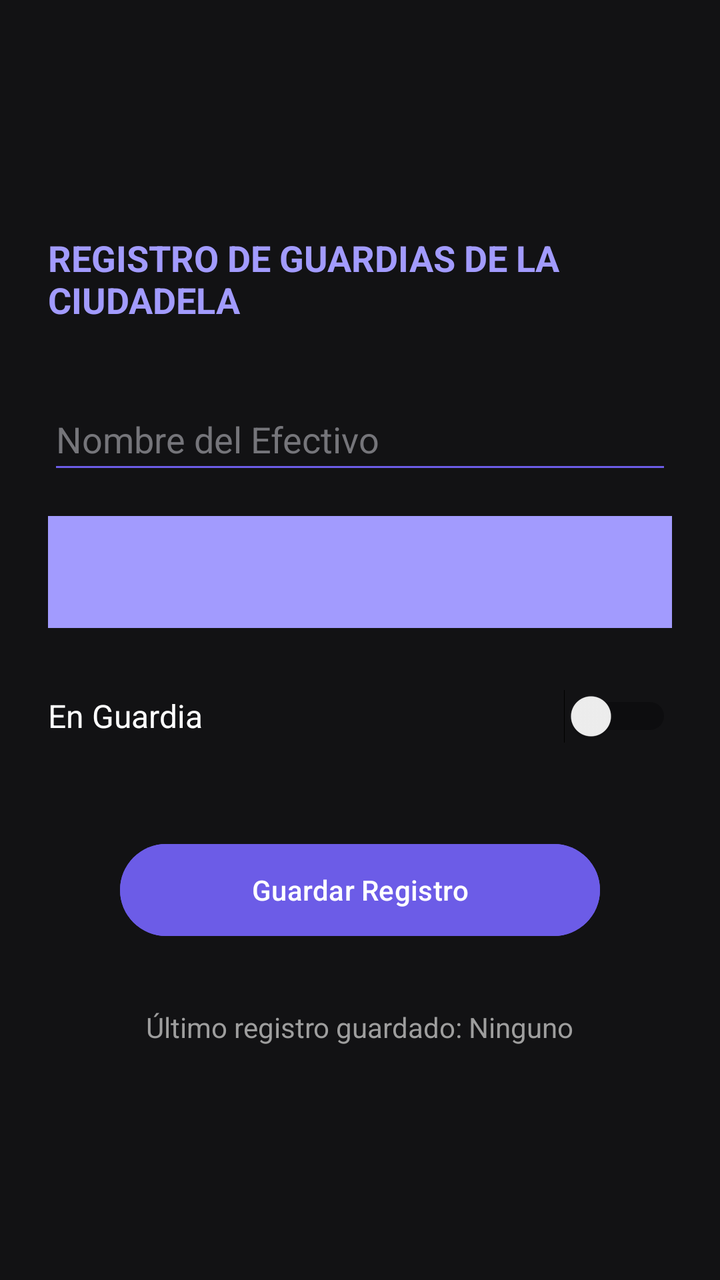
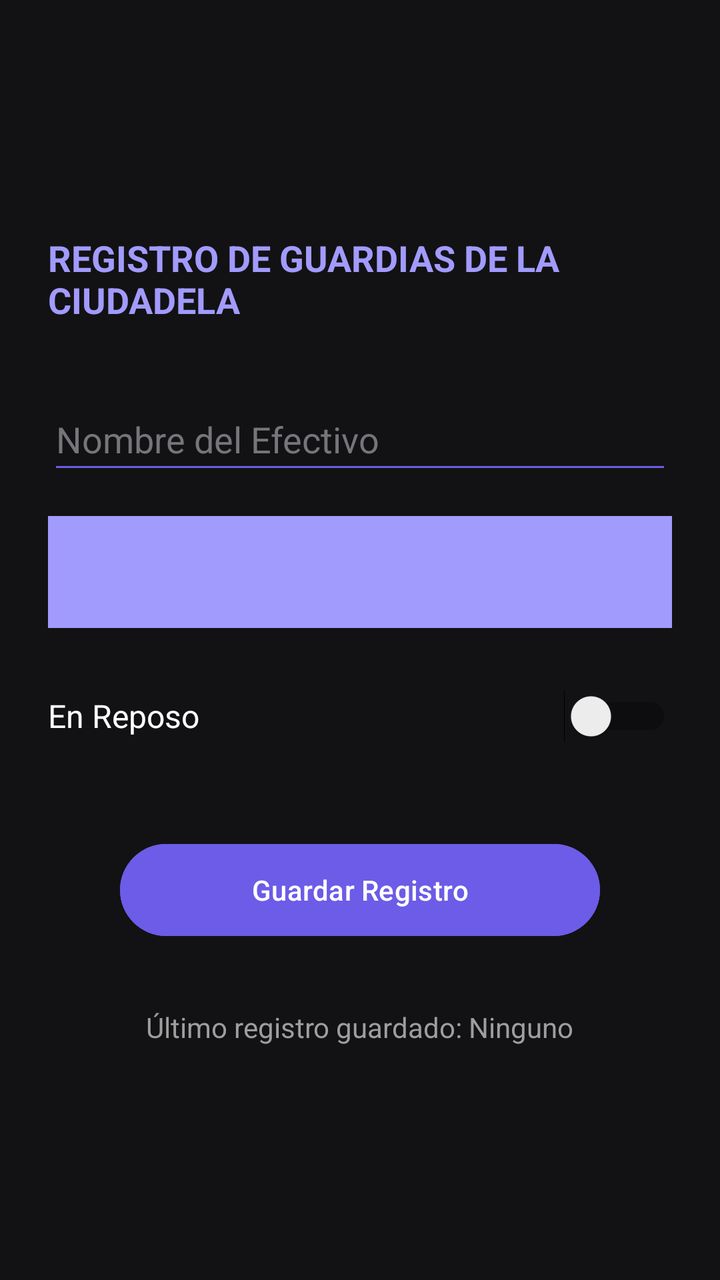

Compare the two renders of this Android layout. The source of the first and the diff that turns it into the second are given below.
<!-- AndroidManifest.xml: application theme Theme.LABRegistroGuardias -->
<!-- res/layout/activity_main.xml -->
<?xml version="1.0" encoding="utf-8"?>
<LinearLayout xmlns:android="http://schemas.android.com/apk/res/android"
    xmlns:tools="http://schemas.android.com/tools"
    android:id="@+id/main"
    android:layout_width="match_parent"
    android:layout_height="match_parent"
    android:orientation="vertical"
    android:gravity="center"
    android:padding="24dp"
    android:background="#121214"
    tools:context=".MainActivity">

    <TextView
        android:layout_width="wrap_content"
        android:layout_height="wrap_content"
        android:text="REGISTRO DE GUARDIAS DE LA CIUDADELA"
        android:textColor="#A29BFE"
        android:textSize="18sp"
        android:textStyle="bold"
        android:layout_marginBottom="32dp"/>

    
    <EditText
        android:id="@+id/etSoldado"
        android:layout_width="match_parent"
        android:layout_height="48dp"
        android:hint="Nombre del Efectivo"
        android:textColor="#FFFFFF"
        android:textColorHint="#75757A"
        android:backgroundTint="#6C5CE7"
        android:inputType="textPersonName"
        android:layout_marginBottom="16dp"/>

    
    <Spinner
        android:id="@+id/spinnerRango"
        android:layout_width="match_parent"
        android:layout_height="56dp"
        android:background="#A29BFE"
        android:spinnerMode="dropdown"
        android:layout_marginBottom="16dp"/>

    
    <Switch
        android:id="@+id/switchEstado"
        android:layout_width="match_parent"
        android:layout_height="56dp"
        android:text="En Guardia"
        android:textColor="#FFFFFF"
        android:textSize="16sp"
        android:layout_marginBottom="32dp"/>

    <Button
        android:id="@+id/btnGuardar"
        android:layout_width="240dp"
        android:layout_height="54dp"
        android:text="Guardar Registro"
        android:backgroundTint="#6C5CE7"
        android:layout_marginBottom="32dp"/>

    <TextView
        android:id="@+id/tvUltimoRegistro"
        android:layout_width="wrap_content"
        android:layout_height="wrap_content"
        android:text="Último registro guardado: Ninguno"
        android:textColor="#9E9E9E"
        android:textSize="14sp"/>

</LinearLayout>
<!-- resources referenced by this layout -->
<resources>
  <style name="Theme.LABRegistroGuardias" parent="Base.Theme.LABRegistroGuardias" />
  <style name="Base.Theme.LABRegistroGuardias" parent="Theme.Material3.DayNight.NoActionBar">
          
          
      </style>
</resources>

<!-- the commit's change to res/layout/activity_main.xml (unified diff, before → after) -->
@@ -29,6 +29,7 @@
         android:textColorHint="#75757A"
         android:backgroundTint="#6C5CE7"
         android:inputType="textPersonName"
+        android:imeOptions="actionDone"
         android:layout_marginBottom="16dp"/>
 
     
@@ -45,7 +46,7 @@
         android:id="@+id/switchEstado"
         android:layout_width="match_parent"
         android:layout_height="56dp"
-        android:text="En Guardia"
+        android:text="En Reposo"
         android:textColor="#FFFFFF"
         android:textSize="16sp"
         android:layout_marginBottom="32dp"/>
